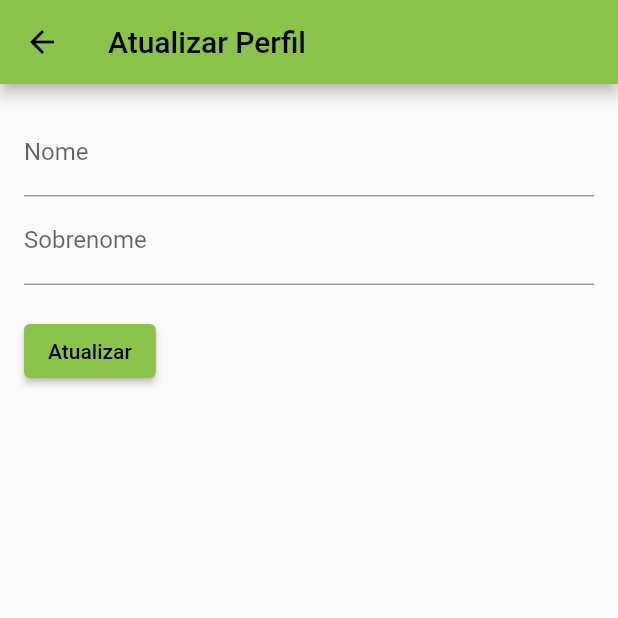
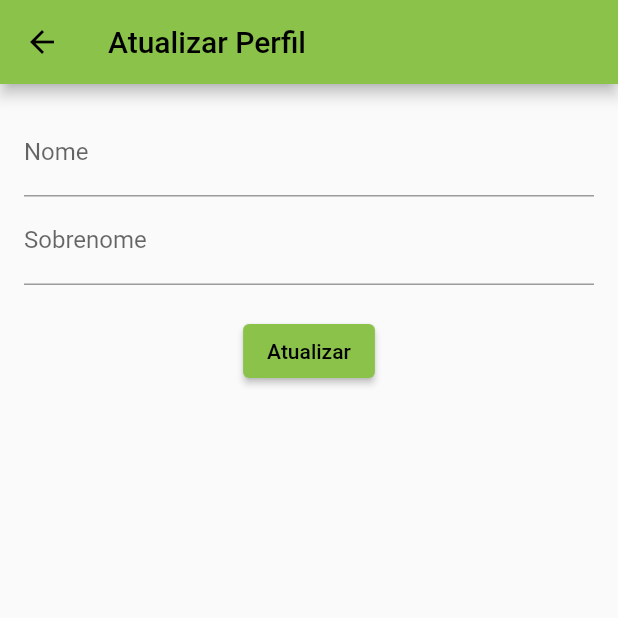
Before and after one commit to bragabriel/TCC-frontend, a Flutter app: the ProfilePage screen opened by its route, after a tap on "Alterar Informações", on a phone screen of 412 x 824 dp, the top half of it. Run offline on Flutter 3.47's test engine with Material 2 defaults, Android fonts, the phone set to English and light mode, and no system bars; our stand-ins replace carousel_slider, dio, image_picker, location, shared_preferences; accounts and stored records are empty; network calls fail.

Commit message:
mudanças visuais na pag de perfil

```diff
--- a/spotted/lib/app/constants/constants.dart
+++ b/spotted/lib/app/constants/constants.dart
@@ -1 +1 @@
-const String onlineApi = "https://be56-45-172-240-166.ngrok-free.app/api";
+const String onlineApi = "https://de10-45-172-240-166.ngrok-free.app/api";
--- a/spotted/lib/app/view/login_page/login_view.dart
+++ b/spotted/lib/app/view/login_page/login_view.dart
@@ -35,7 +35,7 @@ class _LoginPageState extends State<LoginPage> {
                     height: 20,
                   ),
                   Card(
-                    color: Colors.white,
+                    color: Colors.white70,
                     child: Padding(
                       padding: const EdgeInsets.only(
                           left: 12, right: 12, top: 20, bottom: 12),
@@ -89,7 +89,7 @@ class _LoginPageState extends State<LoginPage> {
                             textAlign: TextAlign.center,
                             style: TextStyle(
                               fontWeight: FontWeight.bold,
-                              color: Colors.white,
+                              color: Colors.black,
                             ),
                           ),
                         ),
@@ -106,7 +106,7 @@ class _LoginPageState extends State<LoginPage> {
                             textAlign: TextAlign.center,
                             style: TextStyle(
                               fontWeight: FontWeight.bold,
-                              color: Colors.white,
+                              color: Colors.black,
                             ),
                           ),
                         ),
--- a/spotted/lib/app/view/profile_page/perfil_view.dart
+++ b/spotted/lib/app/view/profile_page/perfil_view.dart
@@ -15,17 +15,24 @@ class ProfilePage extends StatelessWidget {
         padding: EdgeInsets.all(16.0),
         child: Consumer<UserProvider>(
           builder: (context, userProvider, _) {
-            return Column(
-              crossAxisAlignment: CrossAxisAlignment.start,
+            return Center(
+              child: Container(
+                padding: EdgeInsets.all(16.0),
+                decoration: BoxDecoration(
+                  border: Border.all(color: Colors.black), // Defina a cor da borda desejada
+                ),
+                child: Column(
+                  mainAxisAlignment: MainAxisAlignment.center,
+                  crossAxisAlignment: CrossAxisAlignment.start, // Alinhe os textos à esquerda horizontalmente
                   children: [
-                Text('Nome: ${userProvider.user?.nomeUsuario}'),
-                Text('Sobrenome: ${userProvider.user?.sobrenomeUsuario}'),
-                Text('Aniversário: ${userProvider.user?.dataNascimento}'),
-                Text('Telefone: ${userProvider.user?.telefoneUsuario}'),
-                Text('Email: ${userProvider.user?.emailUsuario}'),
-                //Image.network(userProvider.user?.url),
-                SizedBox(height: 20),
-                ElevatedButton(
+                    _buildText('Nome: ${userProvider.user?.nomeUsuario}'),
+                    _buildText('Sobrenome: ${userProvider.user?.sobrenomeUsuario}'),
+                    _buildText('Aniversário: ${userProvider.user?.dataNascimento}'),
+                    _buildText('Telefone: ${userProvider.user?.telefoneUsuario}'),
+                    _buildText('Email: ${userProvider.user?.emailUsuario}'),
+                    SizedBox(height: 30),
+                    Center(
+                      child: ElevatedButton(
                         onPressed: () {
                           Navigator.push(
                             context,
@@ -34,11 +41,28 @@ class ProfilePage extends StatelessWidget {
                         },
                         child: Text('Alterar Informações'),
                       ),
+                    ),
                   ],
+                ),
+              ),
             );
           },
         ),
       ),
     );
   }
+
+  Widget _buildText(String text) {
+    return Padding(
+      padding: const EdgeInsets.symmetric(vertical: 8.0),
+      child: Text(
+        text,
+        style: TextStyle(
+          fontSize: 18,
+          fontWeight: FontWeight.bold,
+          ),
+        textAlign: TextAlign.left,
+      ),
+    );
   }
+}
--- a/spotted/lib/app/view/profile_page/updatePerfil_view.dart
+++ b/spotted/lib/app/view/profile_page/updatePerfil_view.dart
@@ -31,6 +31,14 @@ class _UpdateProfilePageState extends State<UpdateProfilePage> {
     emailController.text = widget.user.emailUsuario;
   }
 
+  void _showSuccessMessage(BuildContext context) {
+    final snackBar = SnackBar(
+      content: Text('Informações atualizadas com sucesso!'),
+      backgroundColor: Colors.green,
+    );
+    ScaffoldMessenger.of(context).showSnackBar(snackBar);
+  }
+
   @override
   Widget build(BuildContext context) {
     return Scaffold(
@@ -51,7 +59,8 @@ class _UpdateProfilePageState extends State<UpdateProfilePage> {
               decoration: InputDecoration(labelText: 'Sobrenome'),
             ),
             SizedBox(height: 20),
-            ElevatedButton(
+            Center(
+              child: ElevatedButton(
                 onPressed: () async {
                   Usuario updatedUser = Usuario(
                     idUsuario: widget.user.idUsuario,
@@ -62,12 +71,14 @@ class _UpdateProfilePageState extends State<UpdateProfilePage> {
                     emailUsuario: widget.user.emailUsuario,
                   );
 
-                try{
+                  try {
                     await usuarioRepository.updateUserName(updatedUser.idUsuario!, updatedUser.nomeUsuario, updatedUser.sobrenomeUsuario);
 
                     final userProvider = Provider.of<UserProvider>(context, listen: false);
                     userProvider.updateUserInfo(updatedUser);
-                }catch(e){
+
+                    _showSuccessMessage(context);
+                  } catch (e) {
                     print(e);
                   }
 
@@ -75,6 +86,7 @@ class _UpdateProfilePageState extends State<UpdateProfilePage> {
                 },
                 child: Text('Atualizar'),
               ),
+            ),
           ],
         ),
       ),
```
Lines whose indentation alone changed are shown as unchanged.
